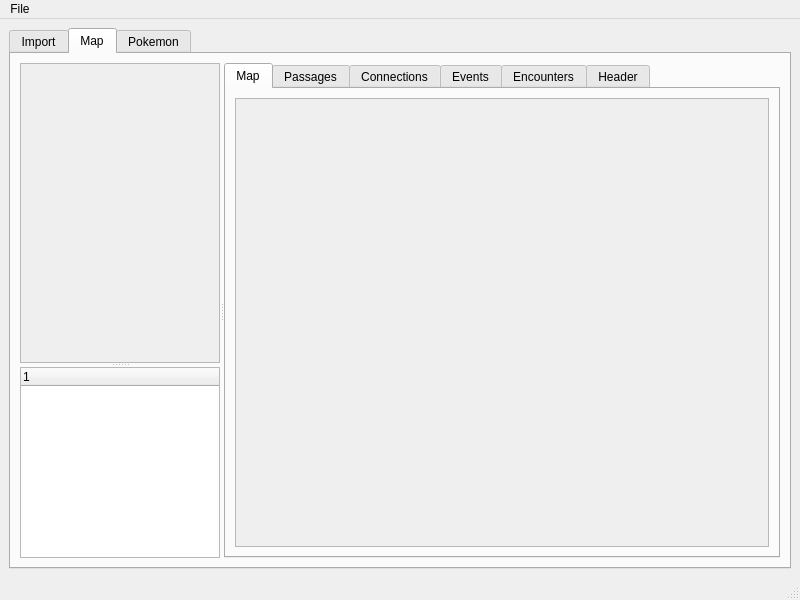
The window that mainwindow.ui (jowin202/YaRHT) describes before a commit, drawn with Qt 5.
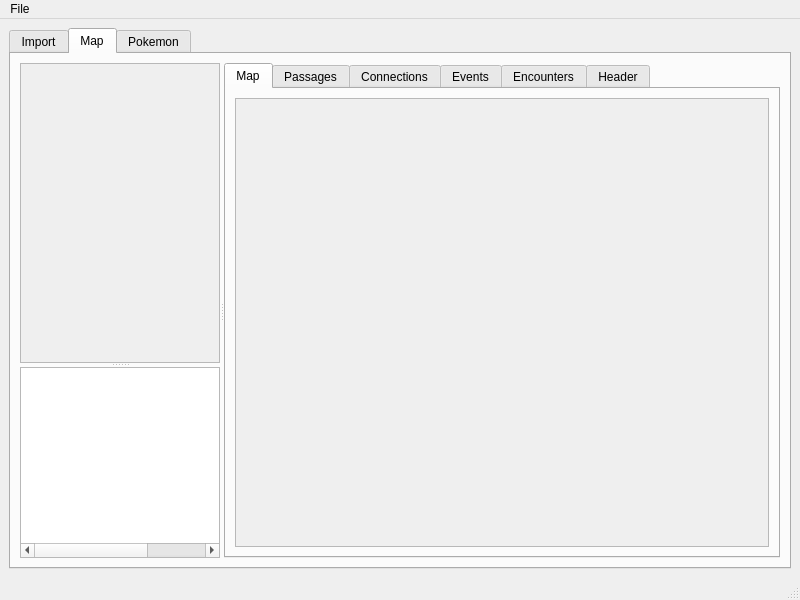
The same window after the commit. The open tabs and pages were chosen to show the change. Custom widgets are drawn as their Qt base class.

```diff
--- a/mainwindow.ui
+++ b/mainwindow.ui
@@ -206,11 +206,24 @@
               <height>16777215</height>
              </size>
             </property>
+            <attribute name="headerVisible">
+             <bool>false</bool>
+            </attribute>
             <column>
              <property name="text">
               <string notr="true">1</string>
              </property>
             </column>
+            <column>
+             <property name="text">
+              <string>bank</string>
+             </property>
+            </column>
+            <column>
+             <property name="text">
+              <string>map</string>
+             </property>
+            </column>
            </widget>
           </widget>
           <widget class="QTabWidget" name="tabWidget_2">
@@ -453,6 +466,11 @@
    <extends>QSpinBox</extends>
    <header>GUI/hexspin.h</header>
   </customwidget>
+  <customwidget>
+   <class>ConnectionLabel</class>
+   <extends>QLabel</extends>
+   <header>GUI/connectionlabel.h</header>
+  </customwidget>
  </customwidgets>
  <resources/>
  <connections/>
```
Left out of the diff: 12 changed lines with no effect on the pictures.
